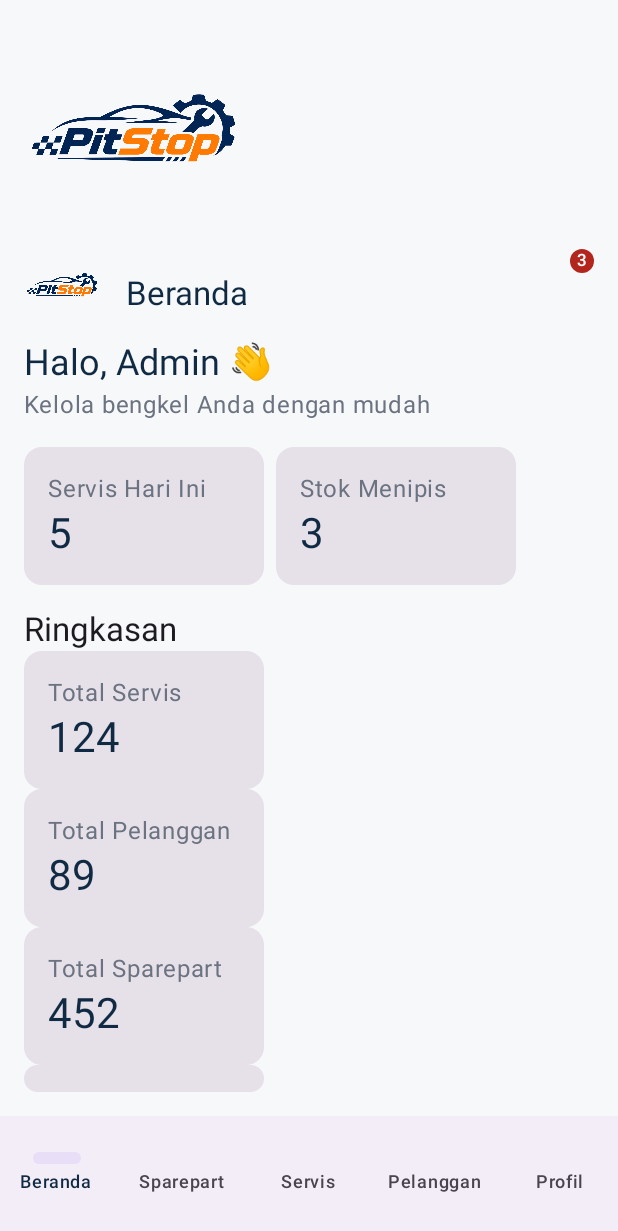
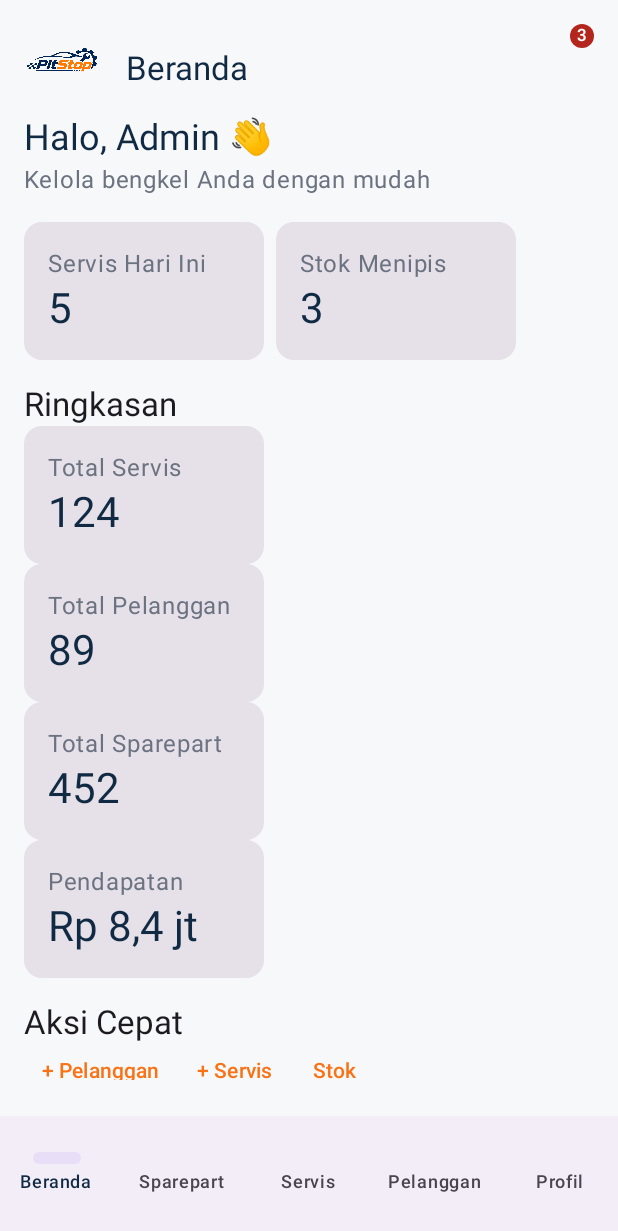
Before and after one commit to rizkizulfauzi/0039_PitStop, an Android app built with Jetpack Compose: the screen it shows after launch (MainActivity), after a tap on "Masuk", on a phone screen of 412 x 824 dp. Shown: the top 1231 px of the screen. Run offline under Robolectric (Android 15) with nearby library versions, the phone set to English and light mode, and no system bars; 2 other taps on this screen came first.

```diff
--- a/app/src/main/java/com/example/pitstop/features/dashboard/DashboardScreen.kt
+++ b/app/src/main/java/com/example/pitstop/features/dashboard/DashboardScreen.kt
@@ -7,4 +7,4 @@ import androidx.compose.ui.unit.dp
 import com.example.pitstop.ui.components.*
 import com.example.pitstop.ui.theme.*
 import com.example.pitstop.ui.components.PitStopLogo
-@Composable fun DashboardScreen(){Scaffold(bottomBar={PitStopBottomBar("Beranda"){} }){pad->Column(Modifier.padding(pad).fillMaxSize().padding(16.dp)){PitStopLogo();Row(Modifier.fillMaxWidth(),horizontalArrangement=Arrangement.SpaceBetween){PitStopTopBar("Beranda");Badge{Text("3")}};Text("Halo, Admin 👋",color=PitStopNavy,style=MaterialTheme.typography.headlineSmall);Text("Kelola bengkel Anda dengan mudah",color=PitStopMuted);Row(Modifier.padding(vertical=16.dp),horizontalArrangement=Arrangement.spacedBy(8.dp)){KpiCard("Servis Hari Ini","5");KpiCard("Stok Menipis","3")};Text("Ringkasan",style=MaterialTheme.typography.titleLarge);KpiCard("Total Servis","124");KpiCard("Total Pelanggan","89");KpiCard("Total Sparepart","452");KpiCard("Pendapatan","Rp 8,4 jt");Text("Aksi Cepat",style=MaterialTheme.typography.titleLarge,modifier=Modifier.padding(top=16.dp));Row{TextButton({}){Text("+ Pelanggan")};TextButton({}){Text("+ Servis")};TextButton({}){Text("Stok")}};Text("Servis Terbaru",style=MaterialTheme.typography.titleLarge,modifier=Modifier.padding(top=16.dp));Card(Modifier.fillMaxWidth()){Column(Modifier.padding(16.dp)){Text("Honda Beat · Budi Santoso");Text("Ganti Oli · Selesai",color=PitStopMuted)}}}}}
+@Composable fun DashboardScreen(){Scaffold(bottomBar={PitStopBottomBar("Beranda"){} }){pad->Column(Modifier.padding(pad).fillMaxSize().padding(16.dp)){Row(Modifier.fillMaxWidth(),horizontalArrangement=Arrangement.SpaceBetween){PitStopTopBar("Beranda");Badge{Text("3")}};Text("Halo, Admin 👋",color=PitStopNavy,style=MaterialTheme.typography.headlineSmall);Text("Kelola bengkel Anda dengan mudah",color=PitStopMuted);Row(Modifier.padding(vertical=16.dp),horizontalArrangement=Arrangement.spacedBy(8.dp)){KpiCard("Servis Hari Ini","5");KpiCard("Stok Menipis","3")};Text("Ringkasan",style=MaterialTheme.typography.titleLarge);KpiCard("Total Servis","124");KpiCard("Total Pelanggan","89");KpiCard("Total Sparepart","452");KpiCard("Pendapatan","Rp 8,4 jt");Text("Aksi Cepat",style=MaterialTheme.typography.titleLarge,modifier=Modifier.padding(top=16.dp));Row{TextButton({}){Text("+ Pelanggan")};TextButton({}){Text("+ Servis")};TextButton({}){Text("Stok")}};Text("Servis Terbaru",style=MaterialTheme.typography.titleLarge,modifier=Modifier.padding(top=16.dp));Card(Modifier.fillMaxWidth()){Column(Modifier.padding(16.dp)){Text("Honda Beat · Budi Santoso");Text("Ganti Oli · Selesai",color=PitStopMuted)}}}}}
```
